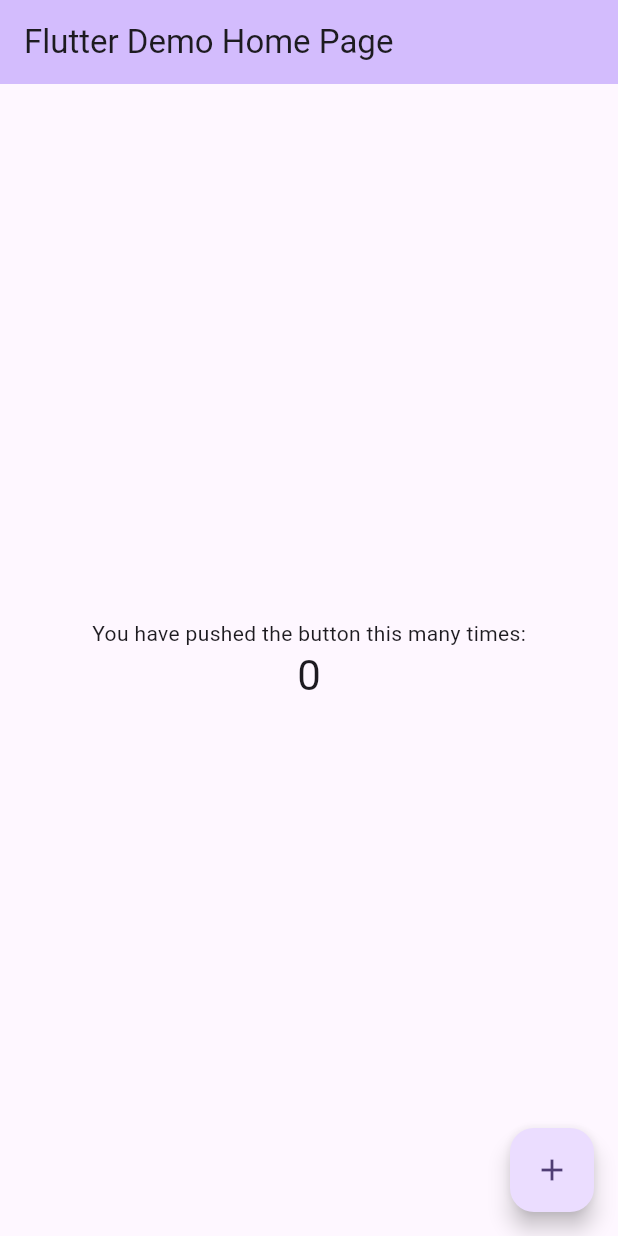
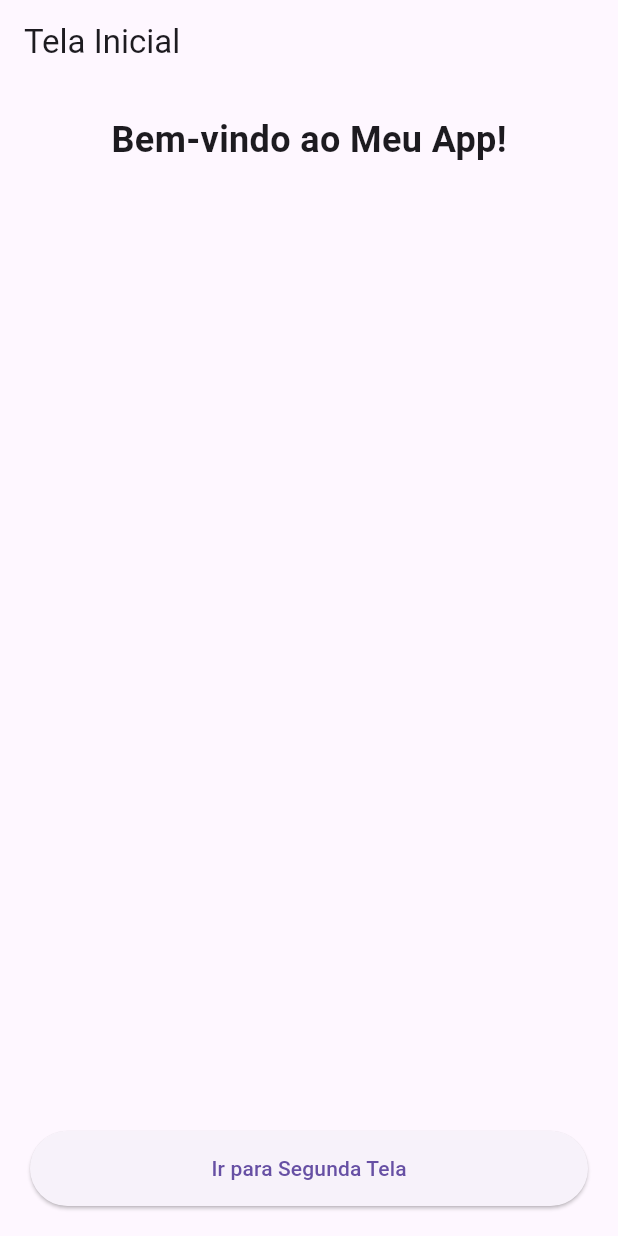
Before and after one commit to JpP3dro/app_bunco, a Flutter app: the screen it shows after launch, on a phone screen of 412 x 824 dp. Run offline on Flutter 3.47's test engine with Material 3 defaults, Android fonts, the phone set to English and light mode, and no system bars.

Commit message:
Criando arquivo da tela de login

```diff
--- a/lib/main.dart
+++ b/lib/main.dart
@@ -1,4 +1,6 @@
+
 import 'package:flutter/material.dart';
+import 'screens/login.dart';
 
 void main() {
   runApp(const MyApp());
@@ -7,116 +9,57 @@ void main() {
 class MyApp extends StatelessWidget {
   const MyApp({super.key});
 
-  // This widget is the root of your application.
   @override
   Widget build(BuildContext context) {
     return MaterialApp(
-      title: 'Flutter Demo',
+      title: 'Tela Inicial',
       theme: ThemeData(
-        // This is the theme of your application.
-        //
-        // TRY THIS: Try running your application with "flutter run". You'll see
-        // the application has a purple toolbar. Then, without quitting the app,
-        // try changing the seedColor in the colorScheme below to Colors.green
-        // and then invoke "hot reload" (save your changes or press the "hot
-        // reload" button in a Flutter-supported IDE, or press "r" if you used
-        // the command line to start the app).
-        //
-        // Notice that the counter didn't reset back to zero; the application
-        // state is not lost during the reload. To reset the state, use hot
-        // restart instead.
-        //
-        // This works for code too, not just values: Most code changes can be
-        // tested with just a hot reload.
-        colorScheme: ColorScheme.fromSeed(seedColor: Colors.deepPurple),
+        primarySwatch: Colors.blue,
       ),
-      home: const MyHomePage(title: 'Flutter Demo Home Page'),
+      home: const HomeScreen(),
     );
   }
 }
 
-class MyHomePage extends StatefulWidget {
-  const MyHomePage({super.key, required this.title});
-
-  // This widget is the home page of your application. It is stateful, meaning
-  // that it has a State object (defined below) that contains fields that affect
-  // how it looks.
-
-  // This class is the configuration for the state. It holds the values (in this
-  // case the title) provided by the parent (in this case the App widget) and
-  // used by the build method of the State. Fields in a Widget subclass are
-  // always marked "final".
-
-  final String title;
-
-  @override
-  State<MyHomePage> createState() => _MyHomePageState();
-}
-
-class _MyHomePageState extends State<MyHomePage> {
-  int _counter = 0;
-
-  void _incrementCounter() {
-    setState(() {
-      // This call to setState tells the Flutter framework that something has
-      // changed in this State, which causes it to rerun the build method below
-      // so that the display can reflect the updated values. If we changed
-      // _counter without calling setState(), then the build method would not be
-      // called again, and so nothing would appear to happen.
-      _counter++;
-    });
-  }
+class HomeScreen extends StatelessWidget {
+  const HomeScreen({super.key});
 
   @override
   Widget build(BuildContext context) {
-    // This method is rerun every time setState is called, for instance as done
-    // by the _incrementCounter method above.
-    //
-    // The Flutter framework has been optimized to make rerunning build methods
-    // fast, so that you can just rebuild anything that needs updating rather
-    // than having to individually change instances of widgets.
     return Scaffold(
       appBar: AppBar(
-        // TRY THIS: Try changing the color here to a specific color (to
-        // Colors.amber, perhaps?) and trigger a hot reload to see the AppBar
-        // change color while the other colors stay the same.
-        backgroundColor: Theme.of(context).colorScheme.inversePrimary,
-        // Here we take the value from the MyHomePage object that was created by
-        // the App.build method, and use it to set our appbar title.
-        title: Text(widget.title),
+        title: const Text('Tela Inicial'),
       ),
-      body: Center(
-        // Center is a layout widget. It takes a single child and positions it
-        // in the middle of the parent.
-        child: Column(
-          // Column is also a layout widget. It takes a list of children and
-          // arranges them vertically. By default, it sizes itself to fit its
-          // children horizontally, and tries to be as tall as its parent.
-          //
-          // Column has various properties to control how it sizes itself and
-          // how it positions its children. Here we use mainAxisAlignment to
-          // center the children vertically; the main axis here is the vertical
-          // axis because Columns are vertical (the cross axis would be
-          // horizontal).
-          //
-          // TRY THIS: Invoke "debug painting" (choose the "Toggle Debug Paint"
-          // action in the IDE, or press "p" in the console), to see the
-          // wireframe for each widget.
-          mainAxisAlignment: MainAxisAlignment.center,
-          children: <Widget>[
-            const Text('You have pushed the button this many times:'),
-            Text(
-              '$_counter',
-              style: Theme.of(context).textTheme.headlineMedium,
+      body: Column(
+        mainAxisAlignment: MainAxisAlignment.spaceBetween,
+        children: [
+          const Center(
+            child: Padding(
+              padding: EdgeInsets.all(20),
+              child: Text(
+                'Bem-vindo ao Meu App!',
+                style: TextStyle(
+                  fontSize: 24,
+                  fontWeight: FontWeight.bold,
+                ),
+              ),
             ),
-          ],
-        ),
+          ),
+          Padding(
+            padding: const EdgeInsets.all(20),
+            child: ElevatedButton(
+              onPressed: () => Navigator.push(
+                context,
+                MaterialPageRoute(builder: (context) => const TelaLogin()),
+              ),
+              style: ElevatedButton.styleFrom(
+                minimumSize: const Size(double.infinity, 50),
+              ),
+              child: const Text('Ir para Segunda Tela'),
+            ),
+          ),
+        ],
       ),
-      floatingActionButton: FloatingActionButton(
-        onPressed: _incrementCounter,
-        tooltip: 'Increment',
-        child: const Icon(Icons.add),
-      ), // This trailing comma makes auto-formatting nicer for build methods.
     );
   }
 }
--- /dev/null
+++ b/lib/screens/login.dart
@@ -0,0 +1,21 @@
+// second_screen.dart
+import 'package:flutter/material.dart';
+
+class TelaLogin extends StatelessWidget {
+  const TelaLogin({super.key});
+
+  @override
+  Widget build(BuildContext context) {
+    return Scaffold(
+      appBar: AppBar(
+        title: const Text('Segunda Tela'),
+      ),
+      body: const Center(
+        child: Text(
+          'Você está na Segunda Tela!',
+          style: TextStyle(fontSize: 20),
+        ),
+      ),
+    );
+  }
+}
```
